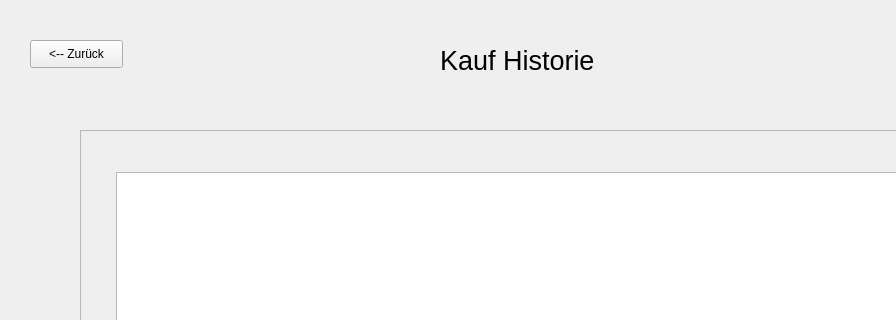
Above: src/ui/kauf_historie_gui.ui from TGM-HWI-SWP/lagerverwaltung-supermarkt-4b before the change; both pictures show x 0 to 896 and y 0 to 320 of the 1108 by 839 pixel window. Below: the same form after it.
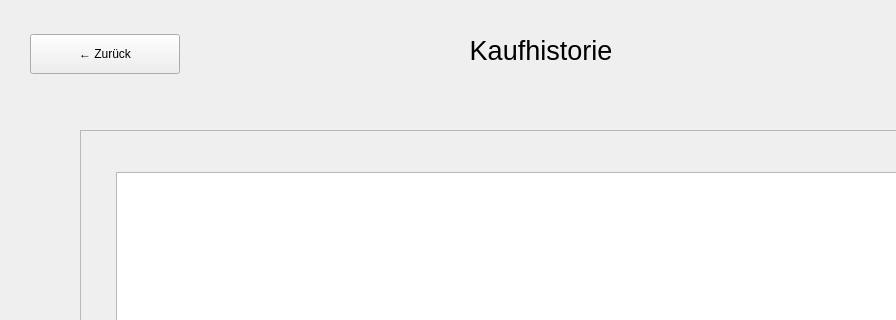
That is the form after the change.

```diff
--- a/src/ui/kauf_historie_gui.ui
+++ b/src/ui/kauf_historie_gui.ui
@@ -17,19 +17,22 @@
    <widget class="QLabel" name="label">
     <property name="geometry">
      <rect>
-      <x>440</x>
-      <y>40</y>
-      <width>191</width>
-      <height>41</height>
+      <x>316</x>
+      <y>20</y>
+      <width>450</width>
+      <height>60</height>
      </rect>
     </property>
+    <property name="alignment">
+     <set>Qt::AlignCenter</set>
+    </property>
     <property name="font">
      <font>
       <pointsize>20</pointsize>
      </font>
     </property>
     <property name="text">
-     <string>Kauf Historie</string>
+     <string>Kaufhistorie</string>
     </property>
    </widget>
    <widget class="QScrollArea" name="scrollArea">
@@ -69,13 +72,13 @@
     <property name="geometry">
      <rect>
       <x>30</x>
-      <y>40</y>
-      <width>93</width>
-      <height>28</height>
+      <y>34</y>
+      <width>150</width>
+      <height>40</height>
      </rect>
     </property>
     <property name="text">
-     <string>&lt;-- Zurück</string>
+     <string>← Zurück</string>
     </property>
    </widget>
   </widget>
```
Left out of the diff: 4 changed lines with no effect on the pictures.
